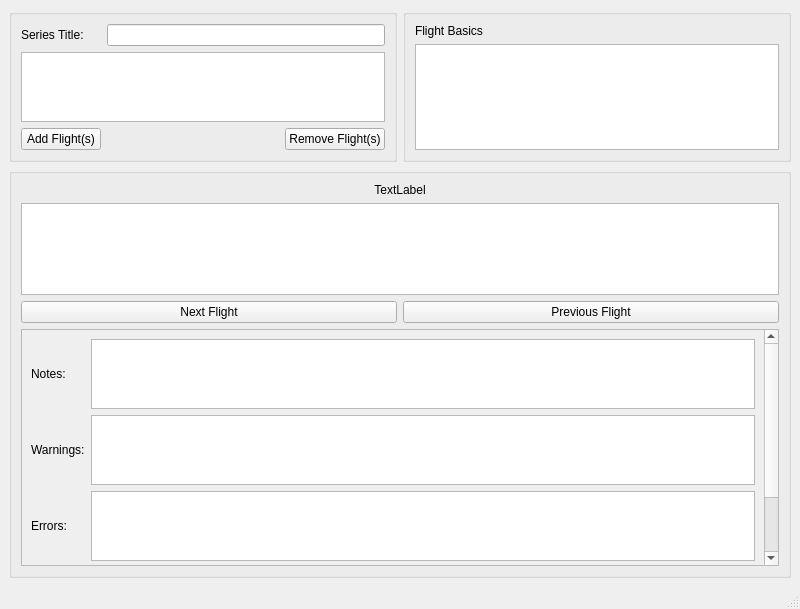
Before: the Qt Designer form SOFIACruiseTools/Reviewer/mainwindow.ui in astrobokonon/SOFIACruiseTools, drawn with Qt 5.
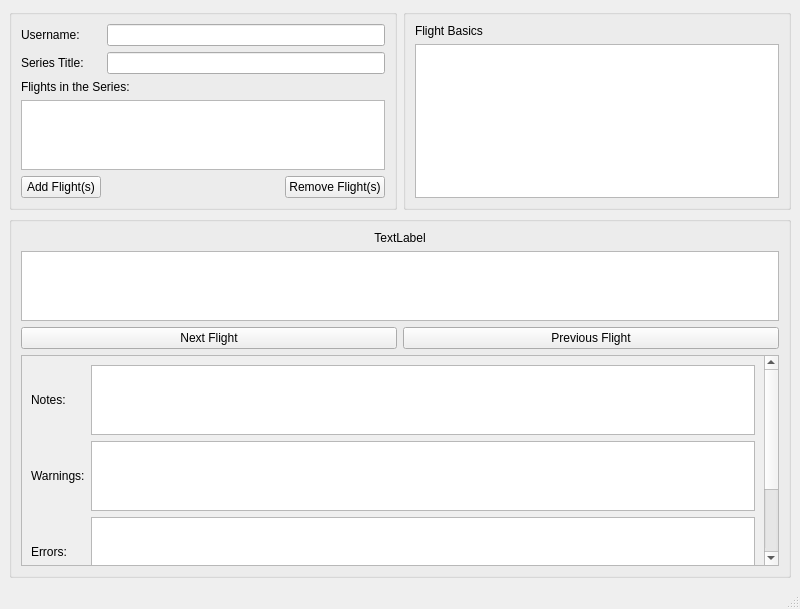
After: the same form once the commit is applied.

Commit message: Added a label to the panel, started to sketch out code as well so first commits of the actual app portion

```diff
--- a/SOFIACruiseTools/Reviewer/mainwindow.ui
+++ b/SOFIACruiseTools/Reviewer/mainwindow.ui
@@ -21,31 +21,10 @@
        <string/>
       </property>
       <layout class="QGridLayout" name="gridLayout_2">
-       <item row="2" column="0" colspan="3">
+       <item row="3" column="0" colspan="3">
         <widget class="QListWidget" name="listWidgetFlights"/>
        </item>
-       <item row="4" column="2">
-        <widget class="QPushButton" name="pushButtonRemoveFlight">
-         <property name="text">
-          <string>Remove Flight(s)</string>
-         </property>
-        </widget>
-       </item>
-       <item row="0" column="0">
-        <widget class="QLabel" name="labelSeriesTitle">
-         <property name="text">
-          <string>Series Title:</string>
-         </property>
-        </widget>
-       </item>
-       <item row="4" column="0">
-        <widget class="QPushButton" name="pushButtonAddFlight">
-         <property name="text">
-          <string>Add Flight(s)</string>
-         </property>
-        </widget>
-       </item>
-       <item row="4" column="1">
+       <item row="5" column="1">
         <spacer name="horizontalSpacer_2">
          <property name="orientation">
           <enum>Qt::Horizontal</enum>
@@ -58,9 +37,47 @@
          </property>
         </spacer>
        </item>
-       <item row="0" column="1" colspan="2">
+       <item row="5" column="2">
+        <widget class="QPushButton" name="pushButtonRemoveFlight">
+         <property name="text">
+          <string>Remove Flight(s)</string>
+         </property>
+        </widget>
+       </item>
+       <item row="1" column="1" colspan="2">
         <widget class="QLineEdit" name="lineEditSeriesTitle"/>
        </item>
+       <item row="1" column="0">
+        <widget class="QLabel" name="labelSeriesTitle">
+         <property name="text">
+          <string>Series Title:</string>
+         </property>
+        </widget>
+       </item>
+       <item row="5" column="0">
+        <widget class="QPushButton" name="pushButtonAddFlight">
+         <property name="text">
+          <string>Add Flight(s)</string>
+         </property>
+        </widget>
+       </item>
+       <item row="0" column="0">
+        <widget class="QLabel" name="labelUsername">
+         <property name="text">
+          <string>Username:</string>
+         </property>
+        </widget>
+       </item>
+       <item row="0" column="1" colspan="2">
+        <widget class="QLineEdit" name="lineEditUserName"/>
+       </item>
+       <item row="2" column="0" colspan="3">
+        <widget class="QLabel" name="labelSeriesFlightList">
+         <property name="text">
+          <string>Flights in the Series:</string>
+         </property>
+        </widget>
+       </item>
       </layout>
      </widget>
     </item>
```
Left out of the diff: 10 changed lines with no effect on the pictures. The commit also changes 3 other files.
